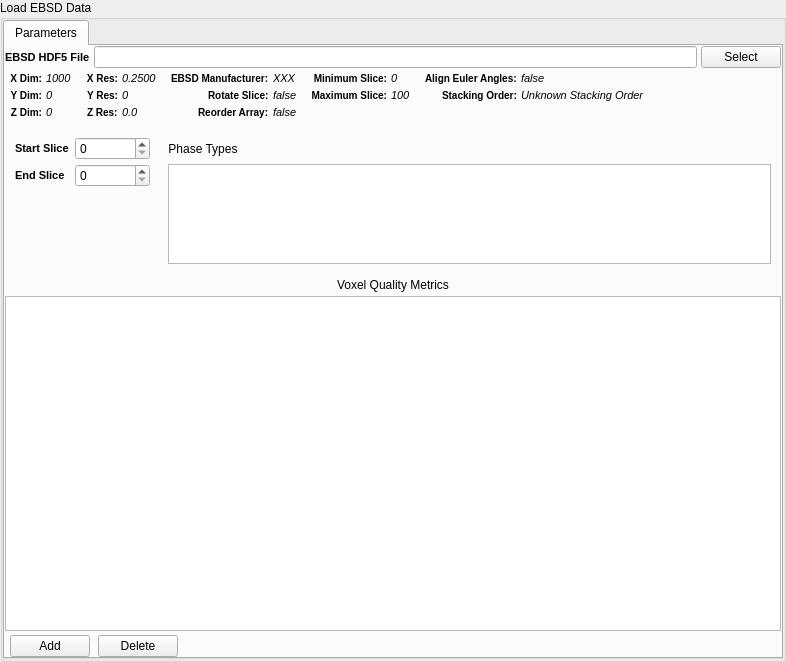
First picture: the form in Source/FilterWidgets/IOFiltersWidgets/QReadH5EbsdWidget.ui, repository BlueQuartzSoftware/DREAM3D, before the edit.
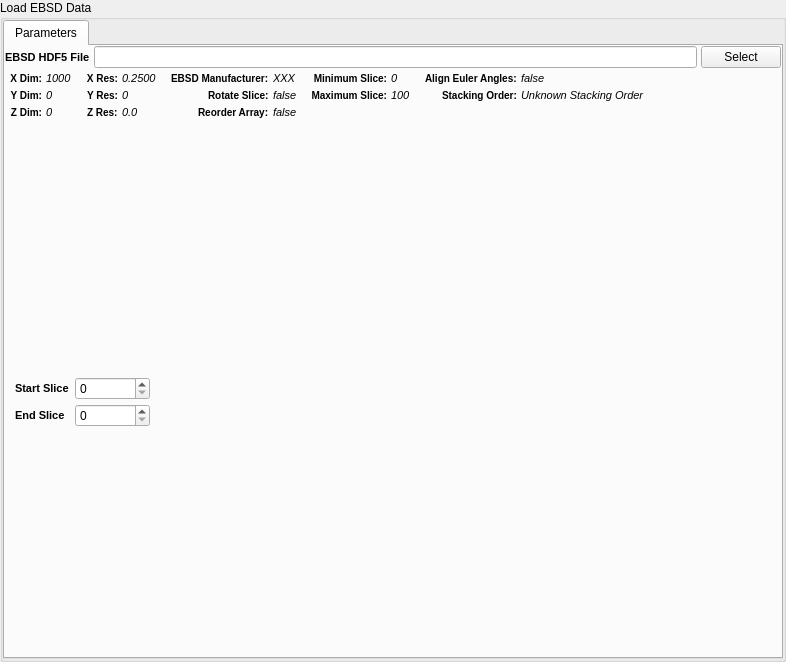
Second picture: the form after the edit. Icons and pictures are not drawn. Custom widgets are drawn as their Qt base class.

Commit message: working through updating the import and read h5ebsd filters

The edit to the form file:
```diff
--- a/Source/FilterWidgets/IOFiltersWidgets/QReadH5EbsdWidget.ui
+++ b/Source/FilterWidgets/IOFiltersWidgets/QReadH5EbsdWidget.ui
@@ -42,71 +42,6 @@
        <property name="spacing">
         <number>4</number>
        </property>
-       <item row="3" column="0">
-        <widget class="QLabel" name="label_9">
-         <property name="text">
-          <string>Voxel Quality Metrics</string>
-         </property>
-         <property name="alignment">
-          <set>Qt::AlignCenter</set>
-         </property>
-        </widget>
-       </item>
-       <item row="4" column="0">
-        <widget class="QTableView" name="m_QualityMetricTableView">
-         <property name="sizePolicy">
-          <sizepolicy hsizetype="Expanding" vsizetype="MinimumExpanding">
-           <horstretch>0</horstretch>
-           <verstretch>0</verstretch>
-          </sizepolicy>
-         </property>
-         <property name="minimumSize">
-          <size>
-           <width>0</width>
-           <height>100</height>
-          </size>
-         </property>
-         <property name="maximumSize">
-          <size>
-           <width>16777215</width>
-           <height>16777215</height>
-          </size>
-         </property>
-         <property name="editTriggers">
-          <set>QAbstractItemView::AllEditTriggers</set>
-         </property>
-         <property name="showDropIndicator" stdset="0">
-          <bool>false</bool>
-         </property>
-         <property name="dragDropOverwriteMode">
-          <bool>false</bool>
-         </property>
-         <property name="alternatingRowColors">
-          <bool>true</bool>
-         </property>
-         <property name="verticalScrollMode">
-          <enum>QAbstractItemView::ScrollPerPixel</enum>
-         </property>
-         <property name="horizontalScrollMode">
-          <enum>QAbstractItemView::ScrollPerPixel</enum>
-         </property>
-         <property name="showGrid">
-          <bool>false</bool>
-         </property>
-         <property name="wordWrap">
-          <bool>false</bool>
-         </property>
-         <property name="cornerButtonEnabled">
-          <bool>false</bool>
-         </property>
-         <attribute name="horizontalHeaderDefaultSectionSize">
-          <number>100</number>
-         </attribute>
-         <attribute name="verticalHeaderVisible">
-          <bool>false</bool>
-         </attribute>
-        </widget>
-       </item>
        <item row="1" column="0">
         <layout class="QGridLayout" name="gridLayout_2">
          <property name="spacing">
@@ -846,6 +781,16 @@
          <property name="margin">
           <number>10</number>
          </property>
+         <item row="0" column="1">
+          <widget class="QSpinBox" name="m_ZStartIndex">
+           <property name="minimumSize">
+            <size>
+             <width>75</width>
+             <height>0</height>
+            </size>
+           </property>
+          </widget>
+         </item>
          <item row="0" column="0">
           <widget class="QLabel" name="label_5">
            <property name="styleSheet">
@@ -859,8 +804,8 @@
            </property>
           </widget>
          </item>
-         <item row="0" column="1">
-          <widget class="QSpinBox" name="m_ZStartIndex">
+         <item row="1" column="1">
+          <widget class="QSpinBox" name="m_ZEndIndex">
            <property name="minimumSize">
             <size>
              <width>75</width>
@@ -882,73 +827,6 @@
            </property>
           </widget>
          </item>
-         <item row="1" column="1">
-          <widget class="QSpinBox" name="m_ZEndIndex">
-           <property name="minimumSize">
-            <size>
-             <width>75</width>
-             <height>0</height>
-            </size>
-           </property>
-          </widget>
-         </item>
-         <item row="1" column="3" rowspan="2" colspan="2">
-          <widget class="QListWidget" name="phaseTypeList">
-           <property name="sizePolicy">
-            <sizepolicy hsizetype="Preferred" vsizetype="Preferred">
-             <horstretch>0</horstretch>
-             <verstretch>0</verstretch>
-            </sizepolicy>
-           </property>
-           <property name="minimumSize">
-            <size>
-             <width>0</width>
-             <height>100</height>
-            </size>
-           </property>
-           <property name="maximumSize">
-            <size>
-             <width>16777215</width>
-             <height>100</height>
-            </size>
-           </property>
-           <property name="editTriggers">
-            <set>QAbstractItemView::AllEditTriggers</set>
-           </property>
-           <property name="alternatingRowColors">
-            <bool>true</bool>
-           </property>
-          </widget>
-         </item>
-         <item row="0" column="4">
-          <spacer name="horizontalSpacer_2">
-           <property name="orientation">
-            <enum>Qt::Horizontal</enum>
-           </property>
-           <property name="sizeHint" stdset="0">
-            <size>
-             <width>40</width>
-             <height>20</height>
-            </size>
-           </property>
-          </spacer>
-         </item>
-         <item row="0" column="3">
-          <widget class="QLabel" name="label_11">
-           <property name="sizePolicy">
-            <sizepolicy hsizetype="Preferred" vsizetype="Preferred">
-             <horstretch>0</horstretch>
-             <verstretch>0</verstretch>
-            </sizepolicy>
-           </property>
-           <property name="text">
-            <string>Phase Types</string>
-           </property>
-           <property name="alignment">
-            <set>Qt::AlignCenter</set>
-           </property>
-          </widget>
-         </item>
          <item row="0" column="2" rowspan="3">
           <spacer name="horizontalSpacer_4">
            <property name="orientation">
@@ -965,97 +843,8 @@
            </property>
           </spacer>
          </item>
-        </layout>
-       </item>
-       <item row="5" column="0">
-        <layout class="QHBoxLayout" name="horizontalLayout_2">
-         <property name="spacing">
-          <number>8</number>
-         </property>
-         <property name="leftMargin">
-          <number>5</number>
-         </property>
-         <property name="topMargin">
-          <number>0</number>
-         </property>
-         <item>
-          <widget class="QPushButton" name="addQualityMetric">
-           <property name="sizePolicy">
-            <sizepolicy hsizetype="Fixed" vsizetype="Fixed">
-             <horstretch>0</horstretch>
-             <verstretch>0</verstretch>
-            </sizepolicy>
-           </property>
-           <property name="maximumSize">
-            <size>
-             <width>16777215</width>
-             <height>16777215</height>
-            </size>
-           </property>
-           <property name="statusTip">
-            <string>Add Quality Filter</string>
-           </property>
-           <property name="whatsThis">
-            <string>Add Quality Filter</string>
-           </property>
-           <property name="text">
-            <string>Add</string>
-           </property>
-           <property name="icon">
-            <iconset resource="../../../Resources/icons/images/Icons.qrc">
-             <normaloff>:/add2.png</normaloff>:/add2.png</iconset>
-           </property>
-           <property name="iconSize">
-            <size>
-             <width>18</width>
-             <height>18</height>
-            </size>
-           </property>
-           <property name="flat">
-            <bool>false</bool>
-           </property>
-          </widget>
-         </item>
-         <item>
-          <widget class="QPushButton" name="removeQualityMetric">
-           <property name="sizePolicy">
-            <sizepolicy hsizetype="Fixed" vsizetype="Fixed">
-             <horstretch>0</horstretch>
-             <verstretch>0</verstretch>
-            </sizepolicy>
-           </property>
-           <property name="maximumSize">
-            <size>
-             <width>16777215</width>
-             <height>16777215</height>
-            </size>
-           </property>
-           <property name="toolTip">
-            <string>Delete Quality Filter</string>
-           </property>
-           <property name="statusTip">
-            <string>Delete Quality Filter</string>
-           </property>
-           <property name="text">
-            <string>Delete</string>
-           </property>
-           <property name="icon">
-            <iconset resource="../../../Resources/icons/images/Icons.qrc">
-             <normaloff>:/delete2.png</normaloff>:/delete2.png</iconset>
-           </property>
-           <property name="iconSize">
-            <size>
-             <width>18</width>
-             <height>18</height>
-            </size>
-           </property>
-           <property name="flat">
-            <bool>false</bool>
-           </property>
-          </widget>
-         </item>
-         <item>
-          <spacer name="horizontalSpacer_3">
+         <item row="0" column="3">
+          <spacer name="horizontalSpacer_2">
            <property name="orientation">
             <enum>Qt::Horizontal</enum>
            </property>
```
The commit also changes 7 other files.
